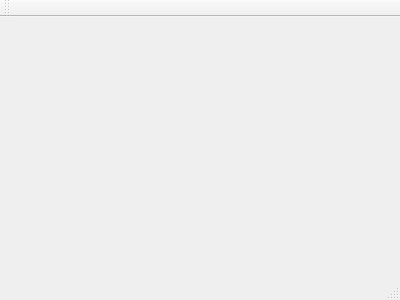
The window that mainwindow.ui (ubtvisbot/ota_update) describes before a commit, drawn with Qt 5.
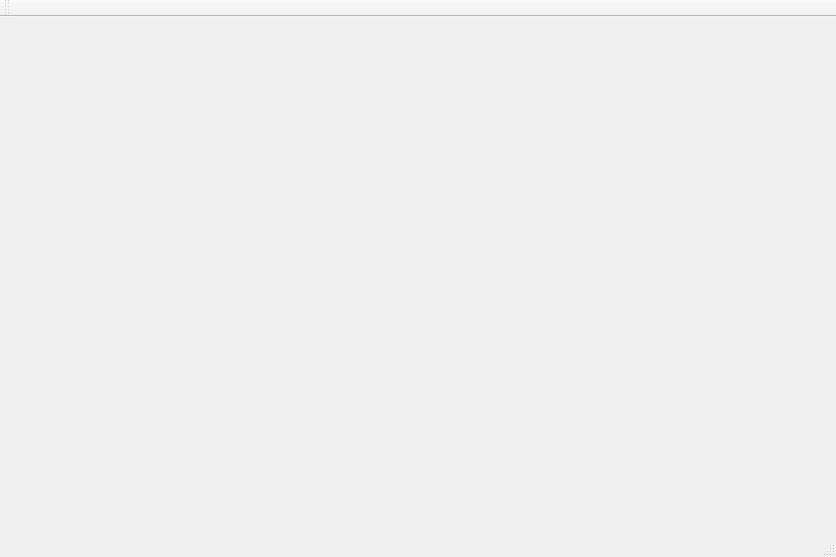
The same window after the commit.

Patch:
```diff
--- a/mainwindow.ui
+++ b/mainwindow.ui
@@ -1,24 +1,64 @@
 <ui version="4.0">
  <class>MainWindow</class>
- <widget class="QMainWindow" name="MainWindow" >
-  <property name="geometry" >
+ <widget class="QMainWindow" name="MainWindow">
+  <property name="geometry">
    <rect>
     <x>0</x>
     <y>0</y>
-    <width>400</width>
-    <height>300</height>
+    <width>836</width>
+    <height>557</height>
    </rect>
   </property>
   <property name="windowTitle" >
    <string>MainWindow</string>
   </property>
-  <widget class="QMenuBar" name="menuBar" />
-  <widget class="QToolBar" name="mainToolBar" />
-  <widget class="QWidget" name="centralWidget" />
-  <widget class="QStatusBar" name="statusBar" />
+  <widget class="QWidget" name="centralWidget">
+   <layout class="QVBoxLayout" name="verticalLayout" stretch="255">
+    <property name="spacing">
+     <number>0</number>
+    </property>
+    <property name="leftMargin">
+     <number>0</number>
+    </property>
+    <property name="topMargin">
+     <number>0</number>
+    </property>
+    <property name="rightMargin">
+     <number>0</number>
+    </property>
+    <property name="bottomMargin">
+     <number>0</number>
+    </property>
+    <item>
+     <layout class="QHBoxLayout" name="horizontalLayout" stretch="">
+      <property name="spacing">
+       <number>0</number>
+      </property>
+     </layout>
+    </item>
+   </layout>
+  </widget>
+  <widget class="QMenuBar" name="menuBar">
+   <property name="geometry">
+    <rect>
+     <x>0</x>
+     <y>0</y>
+     <width>836</width>
+     <height>28</height>
+    </rect>
+   </property>
+  </widget>
+  <widget class="QToolBar" name="mainToolBar">
+   <attribute name="toolBarArea">
+    <enum>TopToolBarArea</enum>
+   </attribute>
+   <attribute name="toolBarBreak">
+    <bool>false</bool>
+   </attribute>
+  </widget>
+  <widget class="QStatusBar" name="statusBar"/>
  </widget>
- <layoutDefault spacing="6" margin="11" />
- <pixmapfunction></pixmapfunction>
+ <layoutdefault spacing="6" margin="11"/>
  <resources/>
  <connections/>
 </ui>
```
Left out of the diff: 3 changed lines with no effect on the pictures.
